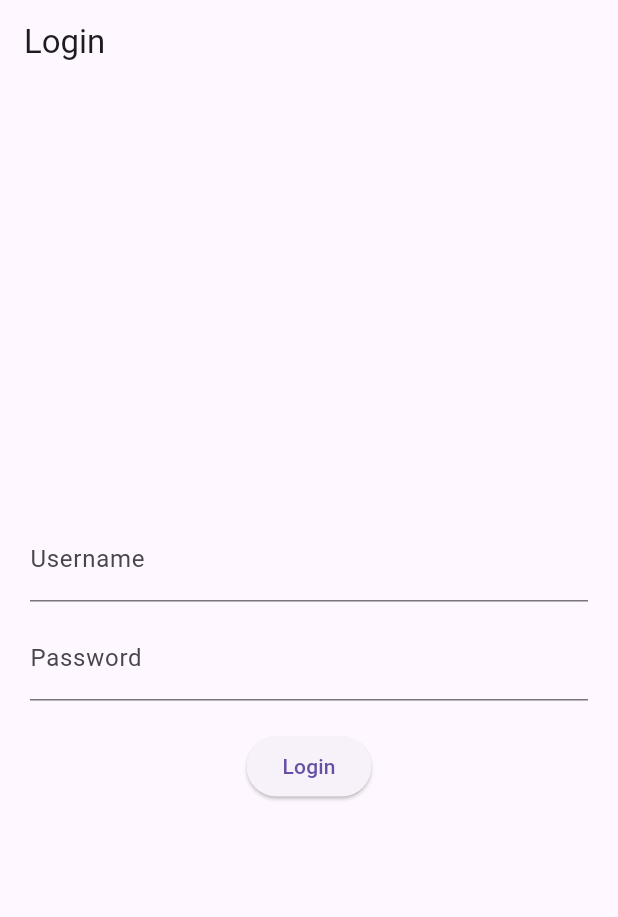
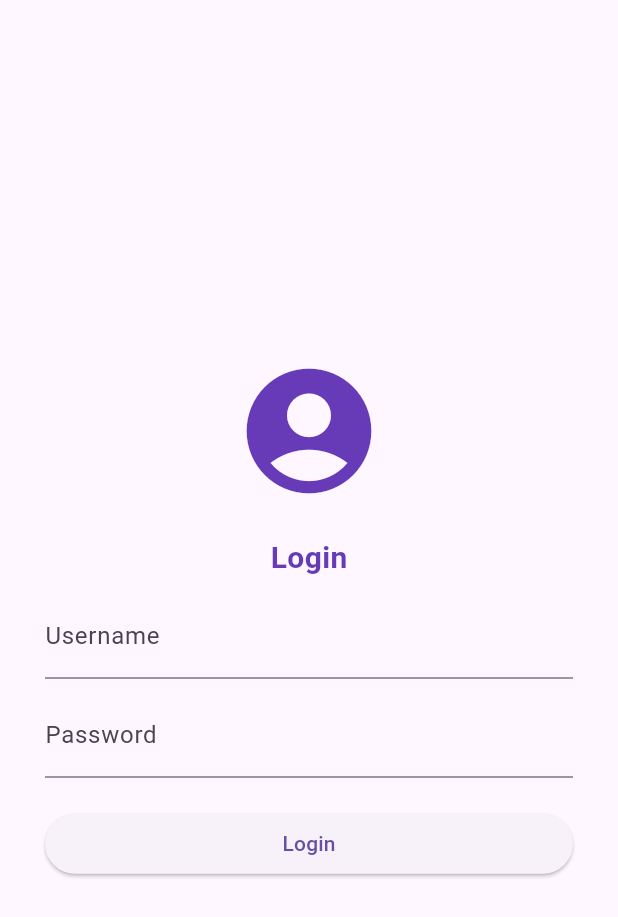
Before and after one commit to jamewk/flutter-demo, a Flutter app: the screen it shows after launch, on a phone screen of 412 x 824 dp. Shown: the top 917 px of the screen. Run offline on Flutter 3.47's test engine with Material 3 defaults, Android fonts, the phone set to English and light mode, and no system bars.

Commit message:
style: new ui login

```diff
--- a/lib/app.dart
+++ b/lib/app.dart
@@ -1,6 +1,6 @@
 import 'package:flutter/material.dart';
 import 'features/login/login_page.dart';
-import 'features/content/content_page.dart';
+import 'features/content_page.dart';
 import 'routes.dart';
 
 class MyApp extends StatelessWidget {
--- a/lib/features/content/content_page.dart
+++ b/lib/features/content_page.dart
@@ -26,8 +26,9 @@ class _ContentPageState extends State<ContentPage> {
       body: Center(child: _contents.elementAt(currentTab)),
       bottomNavigationBar: BottomNavigationBar(
         onTap: (value) {
-          currentTab = value;
-          setState(() {});
+          setState(() {
+            currentTab = value;
+          });
         },
         type: BottomNavigationBarType.fixed,
         items: const [
--- a/lib/features/login/login_page.dart
+++ b/lib/features/login/login_page.dart
@@ -26,12 +26,18 @@ class _LoginPageState extends State<LoginPage> {
   @override
   Widget build(BuildContext context) {
     return Scaffold(
-      appBar: AppBar(title: const Text("Login")),
       body: Padding(
-        padding: const EdgeInsets.all(20),
+        padding: const EdgeInsets.all(30),
         child: Column(
           mainAxisAlignment: MainAxisAlignment.center,
           children: [
+            Icon(Icons.account_circle_rounded, size: 100, color: Colors.deepPurple),
+            const SizedBox(height: 20),
+            Text(
+              "Login",
+              style: const TextStyle(fontSize: 20, fontWeight: FontWeight.bold, color: Colors.deepPurple),
+            ),
+            const SizedBox(height: 10),
             TextField(
               controller: _usernameController,
               decoration: const InputDecoration(labelText: "Username"),
@@ -43,7 +49,13 @@ class _LoginPageState extends State<LoginPage> {
               decoration: const InputDecoration(labelText: "Password"),
             ),
             const SizedBox(height: 20),
-            ElevatedButton(onPressed: _login, child: const Text("Login")),
+            SizedBox(
+              width: double.infinity,
+              child: ElevatedButton(
+                onPressed: _login,
+                child: const Text("Login"),
+              ),
+            ),
           ],
         ),
       ),
```
Also changed, not shown: lib/features/home/home_page.dart (+63 -2 lines).
